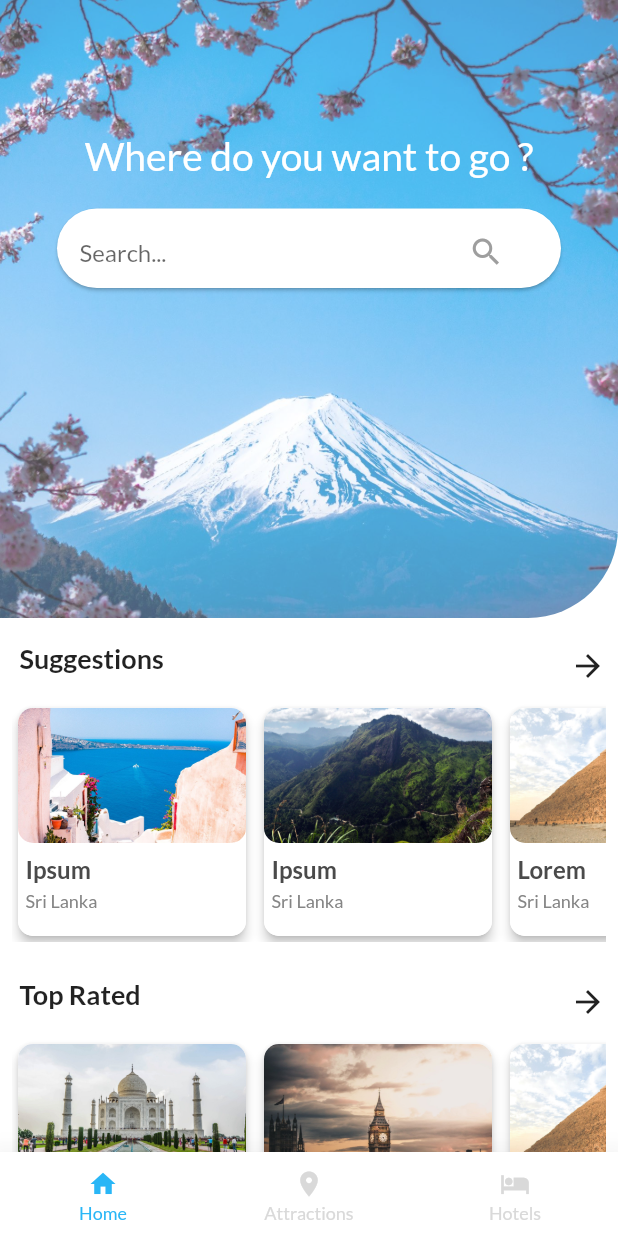
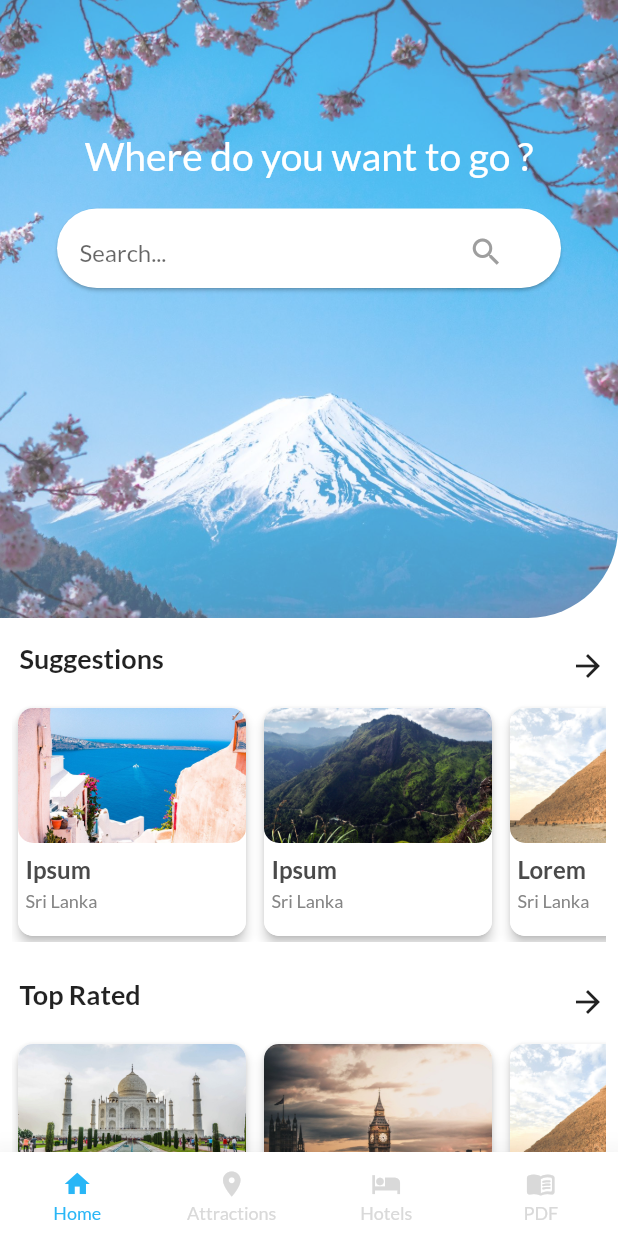
Before and after one commit to Drayano/AnnuairesEA-MobileAPP, a Flutter app: the screen it shows after launch, on a phone screen of 412 x 824 dp. Run offline on Flutter 3.47's test engine with Material 2 defaults, Android fonts, the light colour scheme and no system bars; our stand-ins replace carousel_slider, flutter_rating_bar; missing offline and left inert: syncfusion_flutter_pdfviewer; project files that could hold a hidden picture were left out.

Commit message:
Added PDF View

```diff
--- a/lib/screens/tab_navigation_view.dart
+++ b/lib/screens/tab_navigation_view.dart
@@ -1,13 +1,16 @@
 import 'package:flutter/material.dart';
 import 'package:provider/provider.dart';
+
+import 'package:aea_app/global/styles.dart';
+
 import 'package:aea_app/providers/attraction_provider.dart';
 import 'package:aea_app/providers/home_provider.dart';
 import 'package:aea_app/providers/hotel_provider.dart';
+
 import 'package:aea_app/screens/home.dart';
 import 'package:aea_app/screens/places/all_attractions_view.dart';
-import 'package:aea_app/global/styles.dart';
-
-import 'hotels/near_by_hotels.dart';
+import 'package:aea_app/screens/hotels/near_by_hotels.dart';
+import 'package:aea_app/screens/annuaire_pdf/annuaire_view.dart';
 
 class TabNavigationView extends StatefulWidget {
   const TabNavigationView({
@@ -44,9 +47,10 @@ class _TabNavigationView extends State<TabNavigationView> {
   @override
   Widget build(BuildContext context) {
     List<Widget> _children = <Widget>[
-      HomePage(key: const PageStorageKey('home')),
-      AllAttractionsView(key: const PageStorageKey('attractions')),
-      HotelListView(key: const PageStorageKey('hotels'))
+      const HomePage(key: PageStorageKey('home')),
+      const AllAttractionsView(key: PageStorageKey('attractions')),
+      const HotelListView(key: PageStorageKey('hotels')),
+      const AnnuairePDFView(key: PageStorageKey("pdf"))
     ];
 
     return Scaffold(
@@ -86,6 +90,16 @@ class _TabNavigationView extends State<TabNavigationView> {
             ),
             label: "Hotels",
           ),
+          BottomNavigationBarItem(
+            icon: SizedBox(
+              height: 24,
+              child: Icon(
+                Icons.menu_book_rounded,
+                size: 20.0,
+              ),
+            ),
+            label: "PDF",
+          ),
         ],
         currentIndex: _selectedIndex,
         selectedItemColor: kBlue,
--- a/pubspec.yaml
+++ b/pubspec.yaml
@@ -40,6 +40,8 @@ dependencies:
   flutter_feather_icons: ^1.0.3
   flutter_signin_button: ^1.0.0
   flutter_rating_bar: ^3.0.1+1
+  syncfusion_flutter_pdfviewer: ^18.4.49-beta
+
 
 dev_dependencies:
   flutter_test:
@@ -73,6 +75,7 @@ flutter:
     - assets/data_resources/
     - assets/home/
     - assets/hotels/
+    - assets/pdf/
 
   # An image asset can refer to one or more resolution-specific "variants", see
   # https://flutter.dev/assets-and-images/#resolution-aware
```
Also changed, not shown: lib/screens/annuaire_pdf/annuaire_view.dart (added, +23 -0 lines), pubspec.lock, 2 other files.
